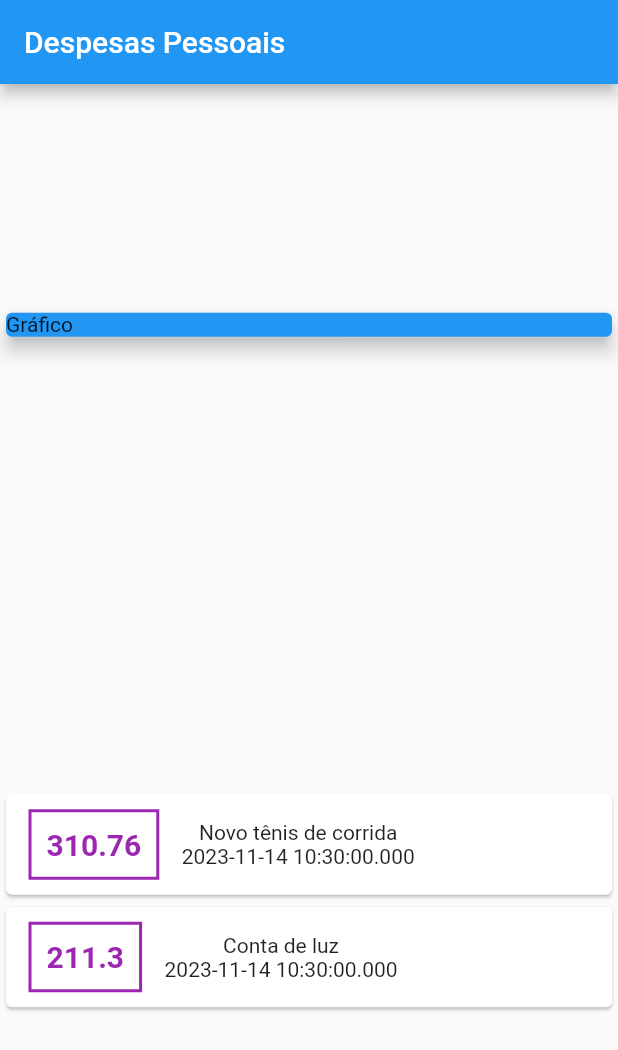
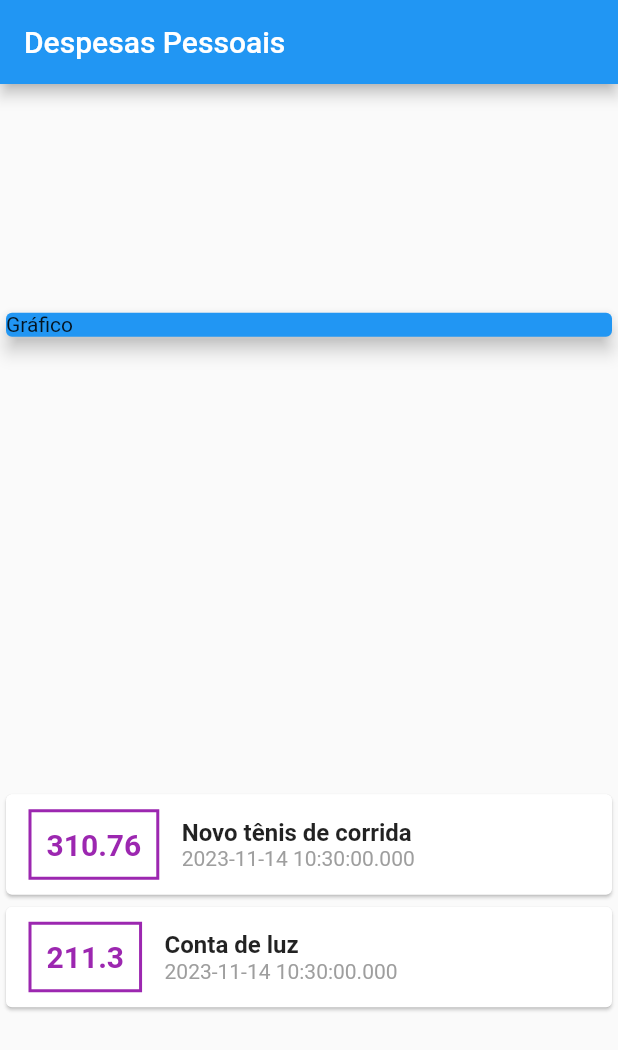
Before and after one commit to GabrielMelo01/expenses, a Flutter app: the screen it shows after launch, on a phone screen of 412 x 824 dp. Shown: the top 1050 px of the screen. Run offline on Flutter 3.47's test engine with Material 2 defaults, Android fonts, the phone set to English and light mode, and no system bars.

Commit message:
Desafio Estilo Título & Data

```diff
--- a/lib/main.dart
+++ b/lib/main.dart
@@ -72,9 +72,20 @@ class MyHomePage extends StatelessWidget {
                       ),
                     ),
                     Column(
+                      crossAxisAlignment: CrossAxisAlignment.start,
                       children: [
-                        Text(e.title),
-                        Text(e.date.toString())
+                        Text(
+                            e.title,
+                            style: TextStyle(
+                              fontWeight: FontWeight.bold,
+                              fontSize: 16
+                            ),
+                        ),
+                        Text(e.date.toString(),
+                          style: TextStyle(
+                            color: Colors.grey
+                          ),
+                        )
                       ],
                     )
                   ],
```
